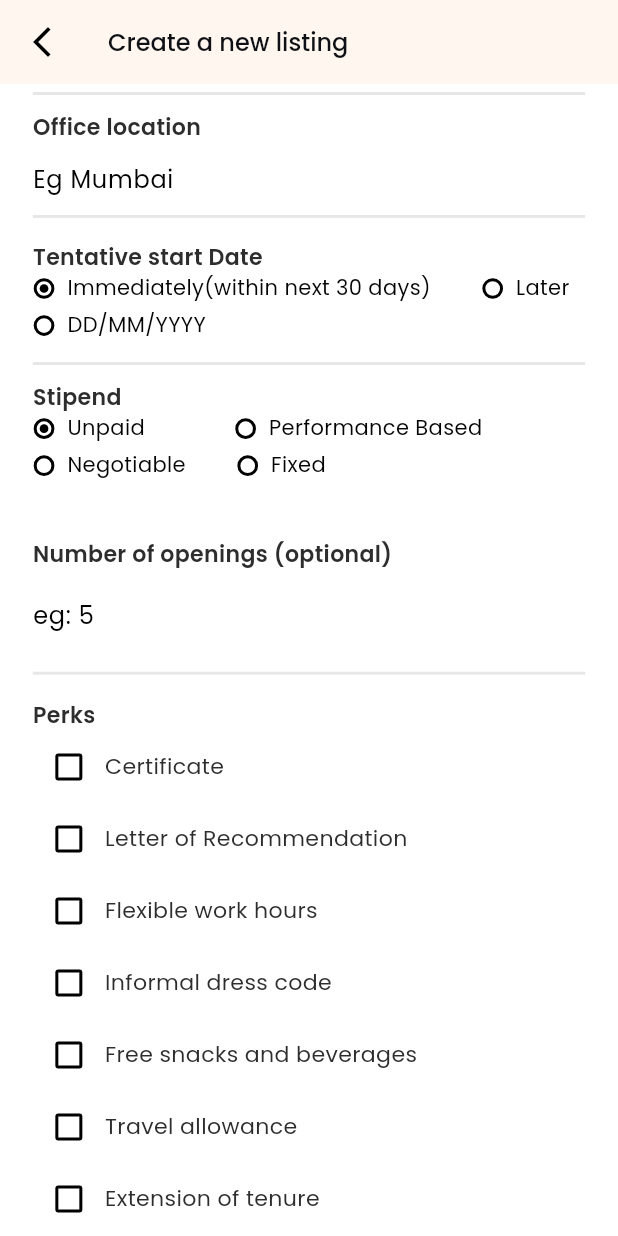
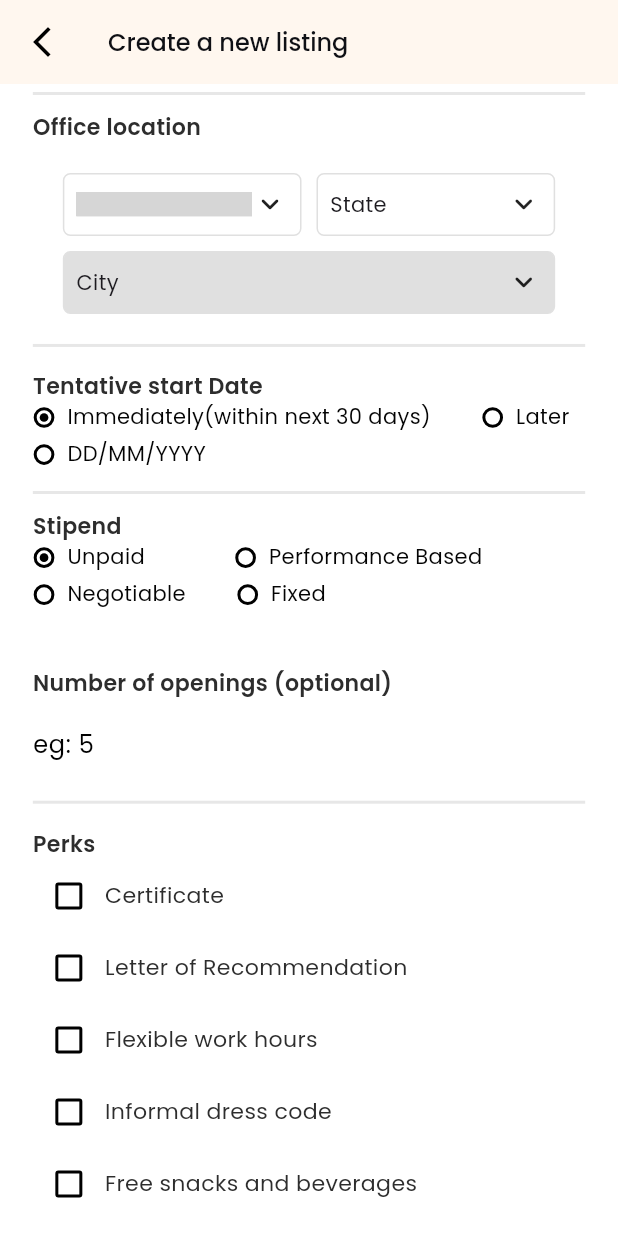
Before and after one commit to JatinDev2/init_thedevilwears_app_dev, a Flutter app: the CreateNewJobListing screen opened directly, scrolled down 576 dp, on a phone screen of 412 x 824 dp. Run offline on Flutter 3.47's test engine with Material 3 defaults, Android fonts, the phone set to English and light mode, and no system bars; drawn by our look-alikes of csc_picker; our stand-ins replace azlistview, carousel_slider, cloud_firestore, dropdown_button2, faker, firebase_auth and 18 more; missing offline and left inert: alphabet_list_view, draggable_scrollbar, faker_dart, flutter_webview_plugin, multi_image_picker; accounts and stored records are empty; project files that could hold a hidden picture were left out; grey boxes are pictures that could not be loaded.

Commit message:
csc picker added

```diff
--- a/lib/screens/jobs/createNewJobListing.dart
+++ b/lib/screens/jobs/createNewJobListing.dart
@@ -1,11 +1,11 @@
 import 'package:cloud_firestore/cloud_firestore.dart';
+import 'package:csc_picker/csc_picker.dart';
 import 'package:flutter/material.dart';
 import 'package:flutter_iconly/flutter_iconly.dart';
 import 'package:flutter_screenutil/flutter_screenutil.dart';
 import 'package:intl/intl.dart';
 import 'package:lookbook/screens/jobs/previewListingScreen.dart';
 import 'package:shared_preferences/shared_preferences.dart';
-import '../listing/new_listing/ConfirmListing.dart';
 import '../listing/new_listing/dropdown.dart';
 import 'confirmJobListing.dart';
 import 'job_model.dart';
@@ -29,6 +29,11 @@ class _CreateNewJobListingState extends State<CreateNewJobListing> {
   String stipendValue="/month";
   bool isLoading=false;
   final _formKey = GlobalKey<FormState>();
+  String countryValue = "";
+  String stateValue = "";
+  String cityValue = "";
+  String address = "";
+
 
   List<String> items=[
     'Fashion Stylist',
@@ -330,19 +335,33 @@ class _CreateNewJobListingState extends State<CreateNewJobListing> {
                 ),
                 textAlign: TextAlign.left,
               ),
-              TextFormField(
-                controller: officeLocController,
-                decoration: const InputDecoration(
-                  hintText: "Eg Mumbai",
-                  border: InputBorder.none
+
+              Container(
+                margin: EdgeInsets.all(20),
+                child: CSCPicker(
+                  defaultCountry: CscCountry.India,
+                  disableCountry: true,
+                  layout: Layout.horizontal,
+                  //flagState: CountryFlag.DISABLE,
+                  onCountryChanged: (country) {},
+                  onStateChanged: (state) {
+                    if(state!=null){
+                      stateValue=state;
+                    }
+                  },
+                  onCityChanged: (city) {
+                    if(city!=null){
+                      cityValue=city;
+                    }
+                  },
+                  /* countryDropdownLabel: "*Country",
+          stateDropdownLabel: "*State",
+          cityDropdownLabel: "*City",*/
+                  //dropdownDialogRadius: 30,
+                  //searchBarRadius: 30,
                 ),
-                validator: (value){
-                  if (value == null || value.isEmpty) {
-                    return 'Please enter office location.';
-                  }
-                  return null;
-                },
               ),
+
 
               const Divider(height: 2,thickness: 2,color: Color(0xffE7E7E7),),
               SizedBox(height: 18.h,),
@@ -470,6 +489,7 @@ class _CreateNewJobListingState extends State<CreateNewJobListing> {
                     hintText: "eg: 5",
                     border: InputBorder.none
                 ),
+                keyboardType: TextInputType.number,
               ),
               SizedBox(height: 15.h,),
               const Divider(height: 2,thickness: 2,color: Color(0xffE7E7E7),),
@@ -498,6 +518,7 @@ class _CreateNewJobListingState extends State<CreateNewJobListing> {
                           });
                         },
                         checkColor: Colors.white,
+                        activeColor: Theme.of(context).colorScheme.primary,
                       ),
                       Text(
                         option,
@@ -547,7 +568,7 @@ class _CreateNewJobListingState extends State<CreateNewJobListing> {
                               jobDuration: jobDur,
                               jobDurExact: jobDurController.text,
                               workMode: jobLoc,
-                              officeLoc: officeLocController.text,
+                              officeLoc: "$cityValue, $stateValue, India",
                               tentativeStartDate: startDate.toString(),
                               stipend: stipend,
                               stipendAmount:stipendController.text,
@@ -619,7 +640,7 @@ class _CreateNewJobListingState extends State<CreateNewJobListing> {
                             "jobDuration": jobDur,
                             "jobDurationExact": jobDurController.text,
                             "workMode": jobLoc,
-                            "officeLoc": officeLocController.text,
+                            "officeLoc": "$cityValue, $stateValue, India",
                             "tentativeStartDate": startDate.toString(),
                             "stipend": stipend,
                             "stipendAmount":stipendController.text,
--- a/pubspec.yaml
+++ b/pubspec.yaml
@@ -73,6 +73,7 @@ dependencies:
   uni_links: ^0.5.1
   url_launcher: ^6.1.14
   flutter_webview_plugin: ^0.4.0
+  csc_picker: ^0.2.7
 
 
 
```
Also changed, not shown: lib/main.dart (+87 -87 lines), pubspec.lock.
